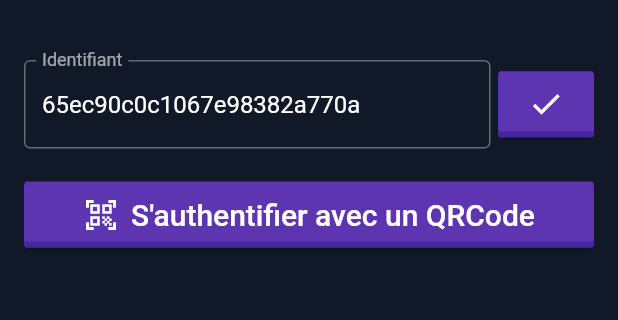
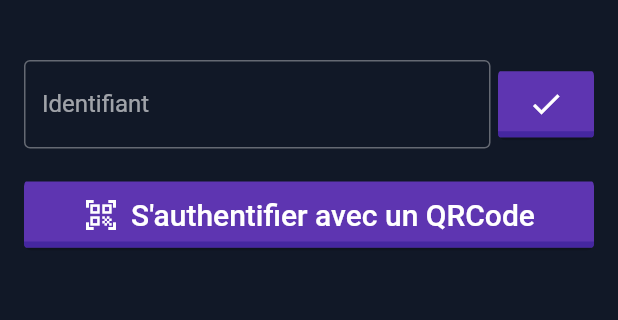
Before and after one commit to Gouel/GouelMonoRepo, a Flutter app: the screen it shows after launch, on a phone screen of 412 x 824 dp, the part 369-689 px from its top. Run offline on Flutter 3.47's test engine with Material 3 defaults, Android fonts, the phone set to English and light mode, and no system bars; our stand-ins replace hive, hive_flutter, qr_flutter; missing offline and left inert: mailer, qr_code_scanner, sumup; accounts and stored records are empty.

Commit message:
🔧 build(GouelApp): prépa Release 1.0.0
Application prête pour le lancement de la release 1.0.0

```diff
--- a/GouelApp/lib/screens/login_screen.dart
+++ b/GouelApp/lib/screens/login_screen.dart
@@ -14,8 +14,7 @@ class LoginScreen extends StatelessWidget {
   @override
   Widget build(BuildContext context) {
     final apiService = Provider.of<GouelApiService>(context, listen: false);
-    final TextEditingController userIdController =
-        TextEditingController(text: "65ec90c0c1067e98382a770a");
+    final TextEditingController userIdController = TextEditingController();
 
     Future<void> authenticateUser(String userId) async {
       await apiService.authenticateWithTicket(userId);
--- a/GouelApp/pubspec.yaml
+++ b/GouelApp/pubspec.yaml
@@ -1,7 +1,7 @@
 name: gouel
 description: Une application de gestion d'événements
 publish_to: "none"
-version: 0.1.0
+version: 1.0.0
 
 environment:
   sdk: ">=3.1.3 <4.0.0"
```
